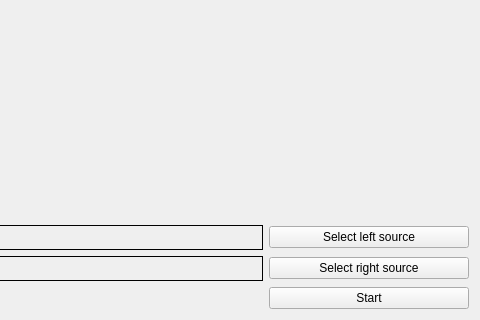
The window that StereoVision/widgetmeasoffline.ui (dzikipasterz/StareoVision) describes before a commit, drawn with Qt 5; both pictures show x 381 to 861 and y 361 to 681 of the 861 by 681 pixel window.
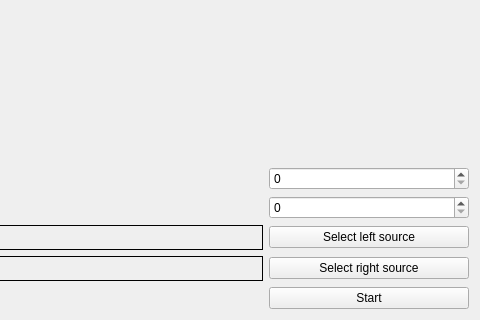
The same window after the commit.

What changed in the file:
```diff
--- a/StereoVision/widgetmeasoffline.ui
+++ b/StereoVision/widgetmeasoffline.ui
@@ -168,6 +168,20 @@
          </property>
         </spacer>
        </item>
+       <item>
+        <widget class="QSpinBox" name="spinBox">
+         <property name="maximum">
+          <number>10000</number>
+         </property>
+        </widget>
+       </item>
+       <item>
+        <widget class="QSpinBox" name="spinBox_2">
+         <property name="maximum">
+          <number>10000</number>
+         </property>
+        </widget>
+       </item>
       </layout>
      </item>
      <item row="2" column="1">
```
